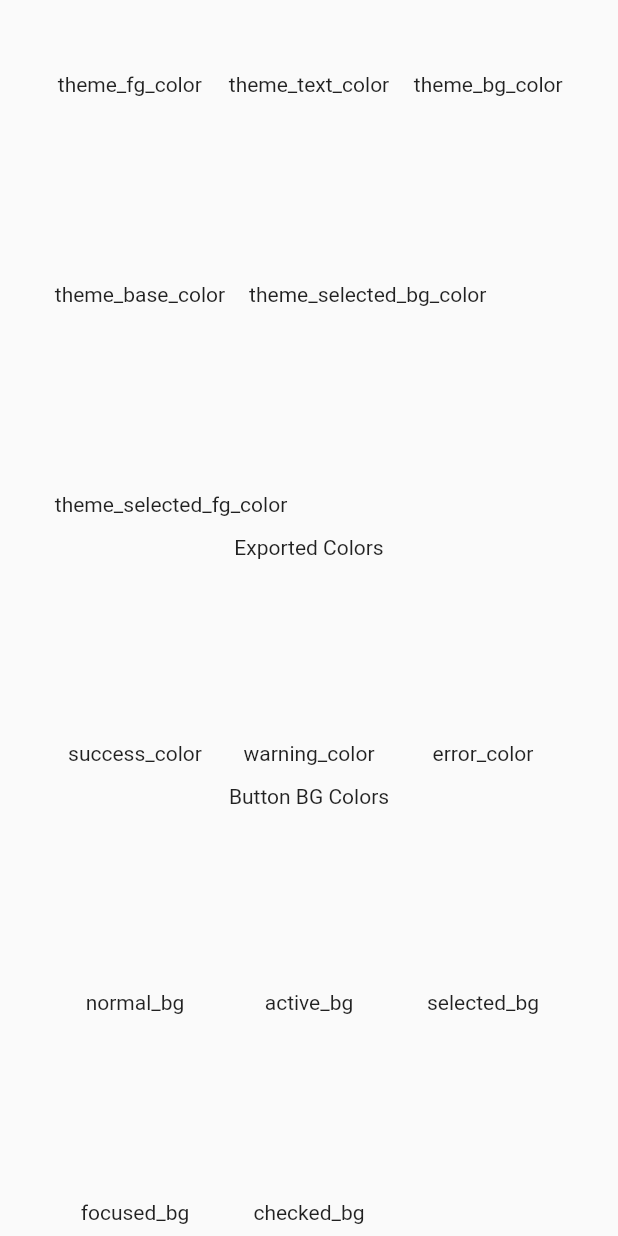
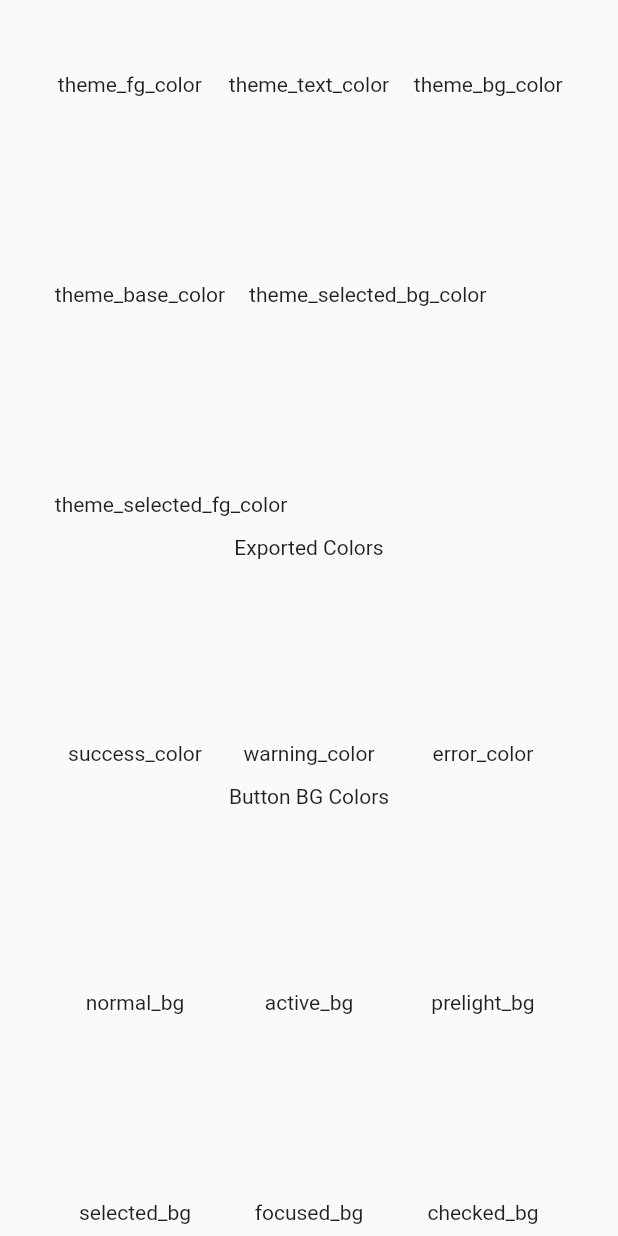
Before and after one commit to gtk-flutter/gtk_theme_fl, a Flutter app: the screen it shows after launch, scrolled down 94 dp, on a phone screen of 412 x 824 dp. Run offline on Flutter 3.47's test engine with Material 2 defaults, Android fonts, the phone set to English and light mode, and no system bars; statements that could not run were skipped.

Commit message:
feat(buttons): Add button prelight bg
Hover state

```diff
--- a/example/lib/button_bg_row.dart
+++ b/example/lib/button_bg_row.dart
@@ -30,6 +30,10 @@ class ButtonBGRow extends StatelessWidget {
                 name: "active_bg",
               ),
               ColorBox(
+                color: Color(themeData.buttonThemeData.prelight_bg),
+                name: "prelight_bg",
+              ),
+              ColorBox(
                 color: Color(themeData.buttonThemeData.selected_bg),
                 name: "selected_bg",
               ),
--- a/lib/flgtk.dart
+++ b/lib/flgtk.dart
@@ -8,6 +8,7 @@ import 'package:flutter/services.dart';
 class GtkButtonThemeData {
   final int normal_bg;
   final int active_bg;
+  final int prelight_bg;
   final int selected_bg;
   final int focused_bg;
   final int checked_bg;
@@ -15,6 +16,7 @@ class GtkButtonThemeData {
   const GtkButtonThemeData({
     required this.normal_bg,
     required this.active_bg,
+    required this.prelight_bg,
     required this.selected_bg,
     required this.focused_bg,
     required this.checked_bg,
@@ -55,6 +57,7 @@ class GtkThemeData {
     this.buttonThemeData = const GtkButtonThemeData(
       normal_bg: 0xff,
       active_bg: 0xff,
+      prelight_bg: 0xff,
       selected_bg: 0xff,
       focused_bg: 0xff,
       checked_bg: 0xff,
@@ -88,6 +91,7 @@ class GtkThemeData {
       buttonThemeData: GtkButtonThemeData(
         normal_bg: (data["button"]! as Map)["normal_bg"],
         active_bg: (data["button"]! as Map)["active_bg"],
+        prelight_bg: (data["button"]! as Map)["prelight_bg"],
         selected_bg: (data["button"]! as Map)["selected_bg"],
         focused_bg: (data["button"]! as Map)["focused_bg"],
         checked_bg: (data["button"]! as Map)["checked_bg"],
```
Also changed, not shown: 1 other file.
